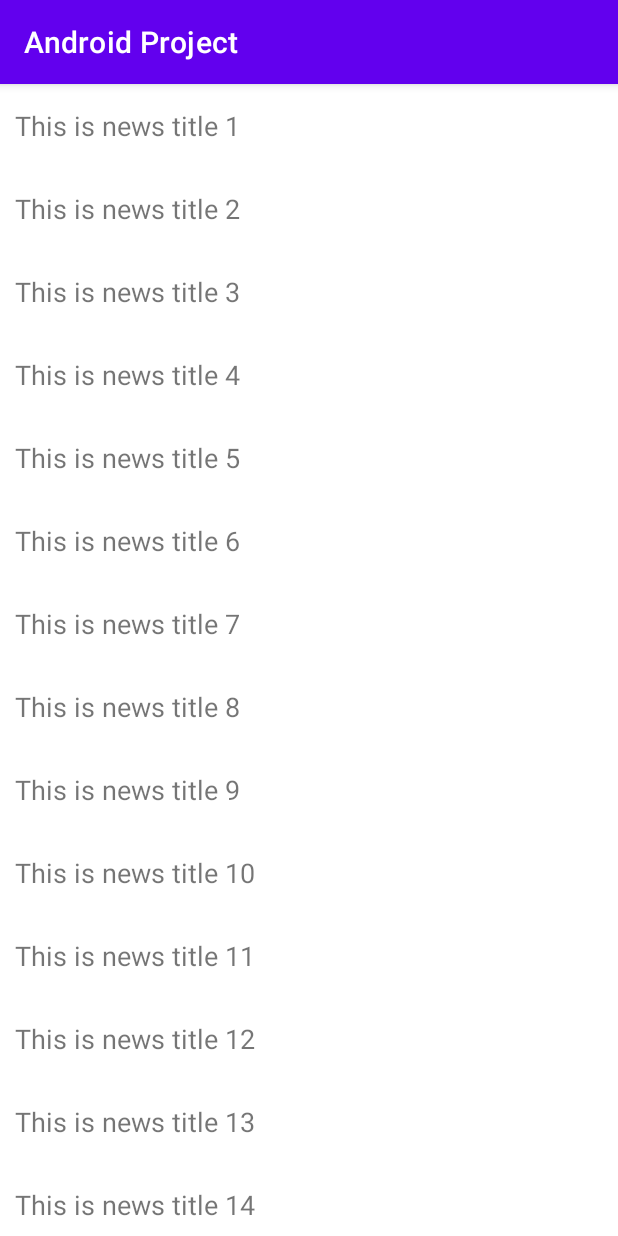
After one commit to UnknowPointError/Android-Project-Basic, an Android app: the NewsActivity screen opened directly, with no data from a screen before it, on a phone screen of 412 x 824 dp. The commit adds this screen. Run offline under Robolectric (Android 15) with nearby library versions, the phone set to English and light mode, and no system bars; 2 statements that could not run were skipped.

Commit message:
2021.10.29-->1

```diff
--- a/app/src/main/AndroidManifest.xml
+++ b/app/src/main/AndroidManifest.xml
@@ -9,6 +9,9 @@
         android:roundIcon="@mipmap/ic_launcher_round"
         android:supportsRtl="true"
         android:theme="@style/Theme.AndroidProject">
+        <activity
+            android:name=".fragment.NewsActivity"
+            android:exported="false" />
         <activity
             android:name=".recyclertalk.TalkActivity"
             android:exported="false" />
@@ -22,6 +25,9 @@
             android:name=".basic.BasicActivity"
             android:exported="false" />
         <activity
+            android:name=".fragment.NewsContentActivity"
+            android:exported="false" />
+        <activity
             android:name=".MainActivity"
             android:exported="true">
             <intent-filter>
--- a/app/src/main/java/cn/example/androidproject/MainActivity.kt
+++ b/app/src/main/java/cn/example/androidproject/MainActivity.kt
@@ -6,6 +6,7 @@ import android.os.Bundle
 import android.view.View
 import cn.example.androidproject.basic.BasicActivity
 import cn.example.androidproject.databinding.ActivityMainBinding
+import cn.example.androidproject.fragment.NewsActivity
 import cn.example.androidproject.listview.ListActivity
 import cn.example.androidproject.recyclertalk.TalkActivity
 import cn.example.androidproject.recyclerview.RecyclerActivity
@@ -28,6 +29,7 @@ class MainActivity : AppCompatActivity(), View.OnClickListener {
             recyclerViewGrid.setOnClickListener(this@MainActivity)
             recyclerViewLinear.setOnClickListener(this@MainActivity)
             talk.setOnClickListener(this@MainActivity)
+            news.setOnClickListener(this@MainActivity)
         }
     }
 
@@ -43,7 +45,8 @@ class MainActivity : AppCompatActivity(), View.OnClickListener {
                     putExtra("RecyclerView", "Grid")
                 }
                 recyclerViewLinear.id -> startActivity<RecyclerActivity> { }
-                talk.id -> startActivity<TalkActivity> {  }
+                talk.id -> startActivity<TalkActivity> { }
+                news.id -> startActivity<NewsActivity> { }
             }
         }
     }
--- /dev/null
+++ b/app/src/main/java/cn/example/androidproject/fragment/News.kt
@@ -0,0 +1,12 @@
+package cn.example.androidproject.fragment
+
+/*************************
+ * @ProjectName: Android Project
+ * @Dir_Path: app/src/main/java/cn/example/androidproject/fragment
+ * @User: Lzp
+ * @Author: BarryAllen
+ * @Time: 2021/10/28 19:49
+ * @Day:  星期四
+ * @Description:
+ **************************/
+class News(val title: String, val content: String)
--- /dev/null
+++ b/app/src/main/java/cn/example/androidproject/fragment/NewsActivity.kt
@@ -0,0 +1,24 @@
+package cn.example.androidproject.fragment
+
+import androidx.appcompat.app.AppCompatActivity
+import android.os.Bundle
+import android.util.Log
+import cn.example.androidproject.R
+import cn.example.androidproject.databinding.NewsActivityBinding
+
+class NewsActivity : AppCompatActivity() {
+
+    companion object {
+        @JvmStatic
+        lateinit var mmBinding: NewsActivityBinding
+    }
+    val mBinding by lazy { NewsActivityBinding.inflate(layoutInflater) }
+
+
+    override fun onCreate(savedInstanceState: Bundle?) {
+        super.onCreate(savedInstanceState)
+        setContentView(mBinding.root)
+        mmBinding = mBinding
+        mBinding
+    }
+}
--- /dev/null
+++ b/app/src/main/java/cn/example/androidproject/fragment/NewsAdapter.kt
@@ -0,0 +1,47 @@
+package cn.example.androidproject.fragment
+
+import android.util.Log
+import android.view.LayoutInflater
+import android.view.ViewGroup
+import android.widget.TextView
+import androidx.recyclerview.widget.RecyclerView
+import cn.example.androidproject.databinding.NewsItemBinding
+
+/*************************
+ * @ProjectName: Android Project
+ * @Dir_Path: app/src/main/java/cn/example/androidproject/fragment
+ * @User: Lzp
+ * @Author: BarryAllen
+ * @Time: 2021/10/28 23:47
+ * @Day:  星期四
+ * @Description:
+ **************************/
+class NewsAdapter(private val newsList: List<News>, private val isTwoPane: Boolean) :
+    RecyclerView.Adapter<NewsAdapter.ViewHolder>() {
+
+    inner class ViewHolder(mBinding: NewsItemBinding) :
+        RecyclerView.ViewHolder(mBinding.root) {
+        val newsTitle: TextView = mBinding.newsTitle
+    }
+
+    override fun onCreateViewHolder(parent: ViewGroup, viewType: Int): ViewHolder {
+        val mBinding = NewsItemBinding.inflate(LayoutInflater.from(parent.context))
+        var holder = ViewHolder(mBinding)
+        holder.itemView.setOnClickListener {
+            val news = newsList[holder.adapterPosition]
+            if (isTwoPane) {
+                NewsContentFragment.refresh(news.title,news.content)
+            } else {
+                NewsContentActivity.actionStart(parent.context, news.title, news.content)
+            }
+        }
+        return holder
+    }
+
+    override fun onBindViewHolder(holder: ViewHolder, position: Int) {
+        val news = newsList[position]
+        holder.newsTitle.text = news.title
+    }
+
+    override fun getItemCount(): Int = newsList.size
+}
--- /dev/null
+++ b/app/src/main/java/cn/example/androidproject/fragment/NewsTitleFragment.kt
@@ -0,0 +1,65 @@
+package cn.example.androidproject.fragment
+
+import android.os.Bundle
+import android.util.Log
+import android.view.LayoutInflater
+import android.view.View
+import android.view.ViewGroup
+import androidx.fragment.app.Fragment
+import androidx.recyclerview.widget.LinearLayoutManager
+import cn.example.androidproject.databinding.NewsTitleFragBinding
+import kotlin.properties.Delegates
+
+/*************************
+ * @ProjectName: Android Project
+ * @Dir_Path: app/src/main/java/cn/example/androidproject/fragment
+ * @User: Lzp
+ * @Author: BarryAllen
+ * @Time: 2021/10/28 19:14
+ * @Day:  星期四
+ * @Description:
+ **************************/
+class NewsTitleFragment : Fragment() {
+
+    private var isTwoPane by Delegates.notNull<Boolean>()
+    private lateinit var mBinding: NewsTitleFragBinding
+    override fun onCreateView(
+        inflater: LayoutInflater,
+        container: ViewGroup?,
+        savedInstanceState: Bundle?
+    ): View {
+        mBinding = NewsTitleFragBinding.inflate(inflater, container, false)
+        return mBinding.root
+    }
+
+
+    override fun onViewCreated(view: View, savedInstanceState: Bundle?) {
+        super.onViewCreated(view, savedInstanceState)
+        this.isTwoPane = NewsActivity.mmBinding?.newsContentLayout != null
+        val layoutManager = LinearLayoutManager(activity)
+        val adapter = NewsAdapter(getNews(), isTwoPane)
+        mBinding.apply {
+            newsTitleRecyclerView.layoutManager = layoutManager
+            newsTitleRecyclerView.adapter = adapter
+        }
+    }
+
+    private fun getNews(): List<News> {
+        val newList = ArrayList<News>()
+        val text: String = "This is news title"
+        for (i in 1..50) {
+            val news = News("$text $i", getRandomLengthString("$text $i. "))
+            newList.add(news)
+        }
+        return newList
+    }
+
+    private fun getRandomLengthString(str: String): String {
+        val n = (1..20).random()
+        val builder = StringBuilder()
+        repeat(n) {
+            builder.append(str)
+        }
+        return builder.toString()
+    }
+}
--- /dev/null
+++ b/app/src/main/res/layout-sw600dp/news_activity.xml
@@ -0,0 +1,28 @@
+<?xml version="1.0" encoding="utf-8"?>
+<LinearLayout xmlns:android="http://schemas.android.com/apk/res/android"
+    android:layout_width="match_parent"
+    android:layout_height="match_parent"
+    android:orientation="horizontal">
+
+    <androidx.fragment.app.FragmentContainerView
+        android:id="@+id/newsTitleFrag"
+        android:name="cn.example.androidproject.fragment.NewsTitleFragment"
+        android:layout_width="0dp"
+        android:layout_height="match_parent"
+        android:layout_weight="1" />
+
+    <FrameLayout
+        android:id="@+id/newsContentLayout"
+        android:layout_width="0dp"
+        android:layout_height="match_parent"
+        android:layout_weight="3">
+
+        <androidx.fragment.app.FragmentContainerView
+            android:id="@+id/newsContentFrag"
+            android:name="cn.example.androidproject.fragment.NewsContentFragment"
+            android:layout_width="match_parent"
+            android:layout_height="match_parent" />
+
+    </FrameLayout>
+
+</LinearLayout>
--- a/app/src/main/res/layout/msg_right.xml
+++ b/app/src/main/res/layout/msg_right.xml
@@ -1,5 +1,5 @@
 <?xml version="1.0" encoding="utf-8"?>
-<FrameLayout xmlns:android="http://schemas.android.com/apk/res/android"
+<RelativeLayout xmlns:android="http://schemas.android.com/apk/res/android"
     android:layout_width="match_parent"
     android:layout_height="wrap_content"
     android:padding="10dp">
@@ -7,7 +7,7 @@
     <LinearLayout
         android:layout_width="wrap_content"
         android:layout_height="wrap_content"
-        android:layout_gravity="right"
+        android:layout_alignParentEnd="true"
         android:background="@drawable/message_right_original">
 
         <TextView
@@ -19,4 +19,4 @@
             android:textColor="#000" />
     </LinearLayout>
 
-</FrameLayout>
+</RelativeLayout>
--- /dev/null
+++ b/app/src/main/res/layout/news_activity.xml
@@ -0,0 +1,15 @@
+<?xml version="1.0" encoding="utf-8"?>
+<FrameLayout xmlns:android="http://schemas.android.com/apk/res/android"
+    xmlns:app="http://schemas.android.com/apk/res-auto"
+    xmlns:tools="http://schemas.android.com/tools"
+    android:layout_width="match_parent"
+    android:layout_height="match_parent"
+    tools:context=".fragment.NewsActivity">
+
+    <fragment
+        android:id="@+id/newsTitleFrag"
+        android:name="cn.example.androidproject.fragment.NewsTitleFragment"
+        android:layout_width="match_parent"
+        android:layout_height="match_parent" />
+
+</FrameLayout>
--- /dev/null
+++ b/app/src/main/res/layout/news_item.xml
@@ -0,0 +1,15 @@
+<?xml version="1.0" encoding="utf-8"?>
+<TextView xmlns:android="http://schemas.android.com/apk/res/android"
+    android:id="@+id/newsTitle"
+    android:layout_width="match_parent"
+    android:layout_height="wrap_content"
+    android:maxLines="1"
+    android:ellipsize="end"
+    android:textSize="18sp"
+    android:foreground="?android:attr/selectableItemBackground"
+    android:paddingLeft="10dp"
+    android:paddingRight="10dp"
+    android:paddingTop="15dp"
+    android:paddingBottom="15dp">
+
+</TextView>
--- /dev/null
+++ b/app/src/main/res/layout/news_title_frag.xml
@@ -0,0 +1,12 @@
+<?xml version="1.0" encoding="utf-8"?>
+<LinearLayout xmlns:android="http://schemas.android.com/apk/res/android"
+    android:layout_width="match_parent"
+    android:layout_height="match_parent"
+    android:orientation="vertical">
+
+    <androidx.recyclerview.widget.RecyclerView
+        android:id="@+id/newsTitleRecyclerView"
+        android:layout_width="match_parent"
+        android:layout_height="match_parent" />
+
+</LinearLayout>
```
Also changed, not shown: app/src/main/java/cn/example/androidproject/fragment/NewsContentActivity.kt (added, +49 -0 lines), app/src/main/java/cn/example/androidproject/fragment/NewsContentFragment.kt (added, +46 -0 lines), app/src/main/java/cn/example/androidproject/recyclerview/RecyclerAdapter.kt (+6 -2 lines), app/src/main/res/layout/activity_main.xml (+10 -0 lines), app/src/main/res/layout/news_content_activity.xml (added, +14 -0 lines), app/src/main/res/layout/news_content_frag.xml (added, +47 -0 lines).
